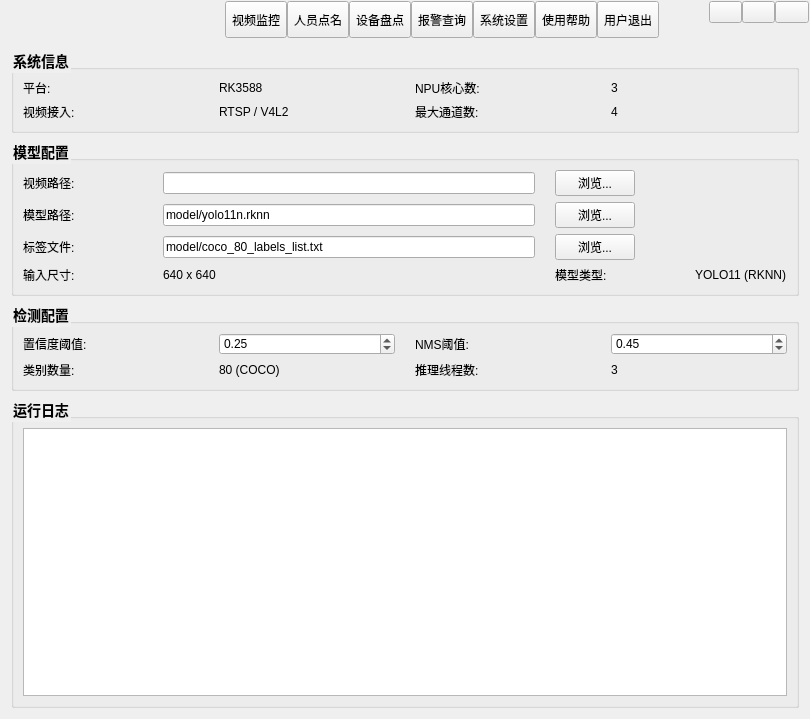
Above: src/form/frmmain.ui from yhbk69/idge before the change. Below: the same form after it.
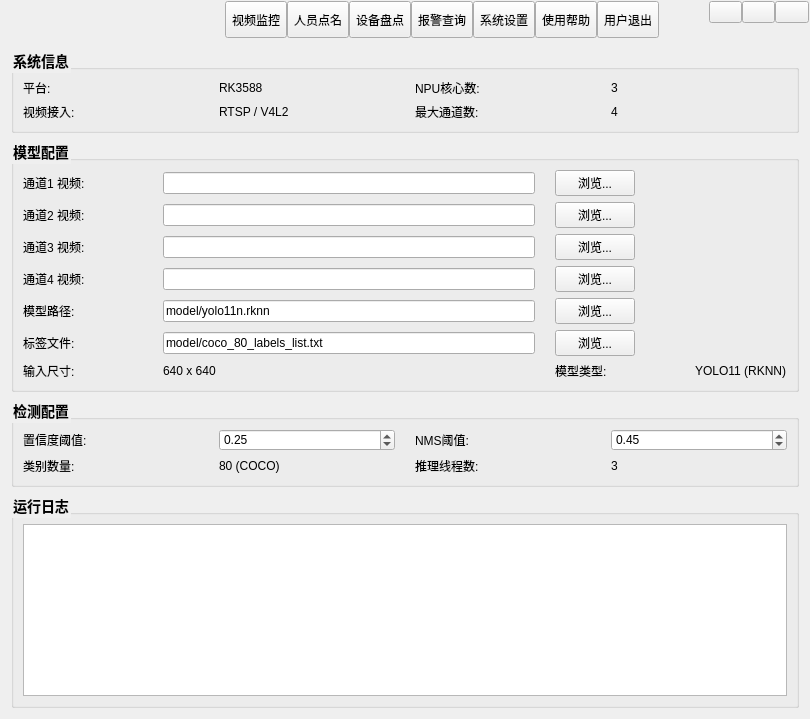
That is the form after the change. The open tabs and pages were chosen to show the change. Icons and pictures are not drawn. Custom widgets are drawn as their Qt base class.

```diff
--- a/src/form/frmmain.ui
+++ b/src/form/frmmain.ui
@@ -722,7 +722,7 @@
                                         <item row="0" column="0">
                                             <widget class="QLabel" name="labVideoPath">
                                                 <property name="text">
-                                                    <string>视频路径:</string>
+                                                    <string>通道1 视频:</string>
                                                 </property>
                                                 <property name="minimumSize">
                                                     <size>
@@ -765,6 +765,141 @@
                                             </widget>
                                         </item>
                                         <item row="1" column="0">
+                                            <widget class="QLabel" name="labCh2">
+                                                <property name="text">
+                                                    <string>通道2 视频:</string>
+                                                </property>
+                                                <property name="minimumSize">
+                                                    <size>
+                                                        <width>120</width>
+                                                        <height>0</height>
+                                                    </size>
+                                                </property>
+                                            </widget>
+                                        </item>
+                                        <item row="1" column="1">
+                                            <widget class="QLineEdit" name="lineEditCh2">
+                                                <property name="text">
+                                                    <string />
+                                                </property>
+                                                <property name="minimumSize">
+                                                    <size>
+                                                        <width>300</width>
+                                                        <height>0</height>
+                                                    </size>
+                                                </property>
+                                            </widget>
+                                        </item>
+                                        <item row="1" column="2">
+                                            <widget class="QPushButton" name="btnBrowseCh2">
+                                                <property name="text">
+                                                    <string>浏览...</string>
+                                                </property>
+                                                <property name="minimumSize">
+                                                    <size>
+                                                        <width>80</width>
+                                                        <height>0</height>
+                                                    </size>
+                                                </property>
+                                                <property name="maximumSize">
+                                                    <size>
+                                                        <width>80</width>
+                                                        <height>16777215</height>
+                                                    </size>
+                                                </property>
+                                            </widget>
+                                        </item>
+                                        <item row="2" column="0">
+                                            <widget class="QLabel" name="labCh3">
+                                                <property name="text">
+                                                    <string>通道3 视频:</string>
+                                                </property>
+                                                <property name="minimumSize">
+                                                    <size>
+                                                        <width>120</width>
+                                                        <height>0</height>
+                                                    </size>
+                                                </property>
+                                            </widget>
+                                        </item>
+                                        <item row="2" column="1">
+                                            <widget class="QLineEdit" name="lineEditCh3">
+                                                <property name="text">
+                                                    <string />
+                                                </property>
+                                                <property name="minimumSize">
+                                                    <size>
+                                                        <width>300</width>
+                                                        <height>0</height>
+                                                    </size>
+                                                </property>
+                                            </widget>
+                                        </item>
+                                        <item row="2" column="2">
+                                            <widget class="QPushButton" name="btnBrowseCh3">
+                                                <property name="text">
+                                                    <string>浏览...</string>
+                                                </property>
+                                                <property name="minimumSize">
+                                                    <size>
+                                                        <width>80</width>
+                                                        <height>0</height>
+                                                    </size>
+                                                </property>
+                                                <property name="maximumSize">
+                                                    <size>
+                                                        <width>80</width>
+                                                        <height>16777215</height>
+                                                    </size>
+                                                </property>
+                                            </widget>
+                                        </item>
+                                        <item row="3" column="0">
+                                            <widget class="QLabel" name="labCh4">
+                                                <property name="text">
+                                                    <string>通道4 视频:</string>
+                                                </property>
+                                                <property name="minimumSize">
+                                                    <size>
+                                                        <width>120</width>
+                                                        <height>0</height>
+                                                    </size>
+                                                </property>
+                                            </widget>
+                                        </item>
+                                        <item row="3" column="1">
+                                            <widget class="QLineEdit" name="lineEditCh4">
+                                                <property name="text">
+                                                    <string />
+                                                </property>
+                                                <property name="minimumSize">
+                                                    <size>
+                                                        <width>300</width>
+                                                        <height>0</height>
+                                                    </size>
+                                                </property>
+                                            </widget>
+                                        </item>
+                                        <item row="3" column="2">
+                                            <widget class="QPushButton" name="btnBrowseCh4">
+                                                <property name="text">
+                                                    <string>浏览...</string>
+                                                </property>
+                                                <property name="minimumSize">
+                                                    <size>
+                                                        <width>80</width>
+                                                        <height>0</height>
+                                                    </size>
+                                                </property>
+                                                <property name="maximumSize">
+                                                    <size>
+                                                        <width>80</width>
+                                                        <height>16777215</height>
+                                                    </size>
+                                                </property>
+                                            </widget>
+                                        </item>
+                                        <item row="4" column="0">
                                             <widget class="QLabel" name="labModelPath">
                                                 <property name="text">
                                                     <string>模型路径:</string>
@@ -777,7 +912,7 @@
                                                 </property>
                                             </widget>
                                         </item>
-                                        <item row="1" column="1">
+                                        <item row="4" column="1">
                                             <widget class="QLineEdit" name="lineEditModelPath">
                                                 <property name="text">
                                                     <string>model/yolo11n.rknn</string>
@@ -790,7 +925,7 @@
                                                 </property>
                                             </widget>
                                         </item>
-                                        <item row="1" column="2">
+                                        <item row="4" column="2">
                                             <widget class="QPushButton" name="btnBrowseModel">
                                                 <property name="text">
                                                     <string>浏览...</string>
@@ -809,7 +944,7 @@
                                                 </property>
                                             </widget>
                                         </item>
-                                        <item row="2" column="0">
+                                        <item row="5" column="0">
                                             <widget class="QLabel" name="labLabelPath">
                                                 <property name="text">
                                                     <string>标签文件:</string>
@@ -822,7 +957,7 @@
                                                 </property>
                                             </widget>
                                         </item>
-                                        <item row="2" column="1">
+                                        <item row="5" column="1">
                                             <widget class="QLineEdit" name="lineEditLabelPath">
                                                 <property name="text">
                                                     <string>model/coco_80_labels_list.txt</string>
@@ -835,7 +970,7 @@
                                                 </property>
                                             </widget>
                                         </item>
-                                        <item row="2" column="2">
+                                        <item row="5" column="2">
                                             <widget class="QPushButton" name="btnBrowseLabel">
                                                 <property name="text">
                                                     <string>浏览...</string>
@@ -854,7 +989,7 @@
                                                 </property>
                                             </widget>
                                         </item>
-                                        <item row="3" column="0">
+                                        <item row="6" column="0">
                                             <widget class="QLabel" name="labInputSize">
                                                 <property name="text">
                                                     <string>输入尺寸:</string>
@@ -867,14 +1002,14 @@
                                                 </property>
                                             </widget>
                                         </item>
-                                        <item row="3" column="1">
+                                        <item row="6" column="1">
                                             <widget class="QLabel" name="labInputSizeVal">
                                                 <property name="text">
                                                     <string>640 x 640</string>
                                                 </property>
                                             </widget>
                                         </item>
-                                        <item row="3" column="2">
+                                        <item row="6" column="2">
                                             <widget class="QLabel" name="labModelType">
                                                 <property name="text">
                                                     <string>模型类型:</string>
@@ -887,7 +1022,7 @@
                                                 </property>
                                             </widget>
                                         </item>
-                                        <item row="3" column="3">
+                                        <item row="6" column="3">
                                             <widget class="QLabel" name="labModelTypeVal">
                                                 <property name="text">
                                                     <string>YOLO11 (RKNN)</string>
```
Left out of the diff: 6 changed lines with no effect on the pictures.
